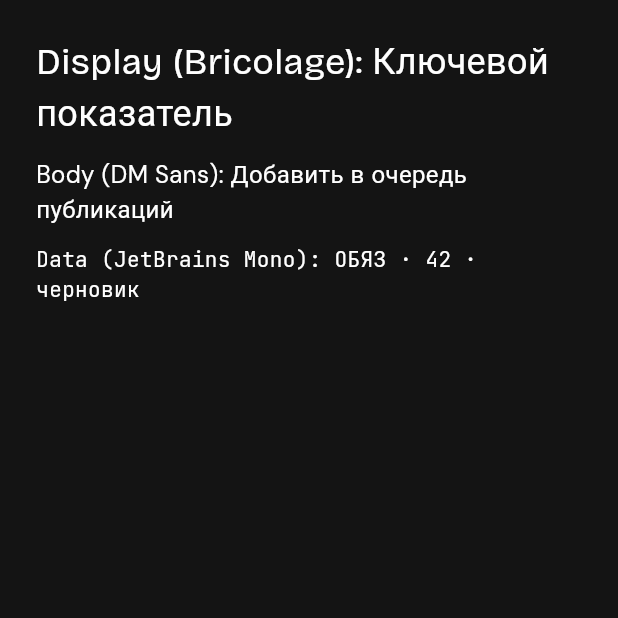
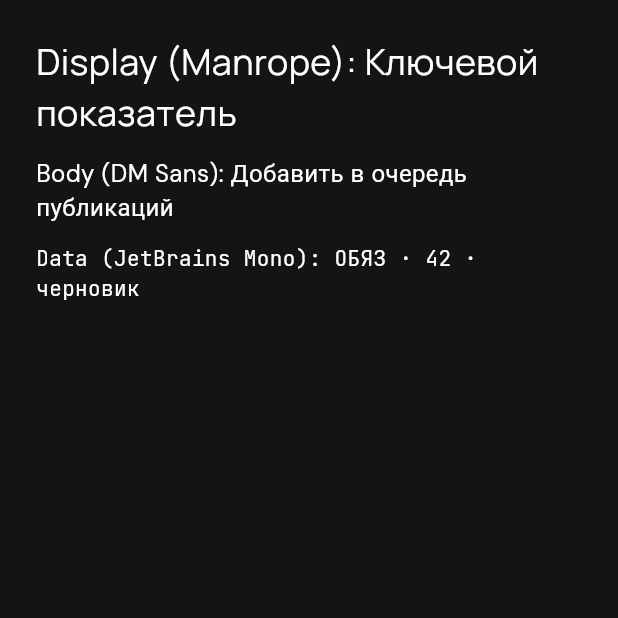
Before and after one commit to Inneren12/Summa-vision-can, a Flutter app: the FontCyrillicTest screen opened directly, on a phone screen of 412 x 824 dp, the top half of it. Run offline on Flutter 3.47's test engine with Material 3 defaults, Android fonts, the phone set to English and light mode, and no system bars; our stand-ins replace csv, dio, file_picker, flutter_dotenv, flutter_riverpod, freezed_annotation and 2 more; missing offline and left inert: dart:html; network calls fail.

Commit message:
Swap display font from Bricolage to Manrope

```diff
--- a/frontend/lib/core/theme/app_theme.dart
+++ b/frontend/lib/core/theme/app_theme.dart
@@ -556,8 +556,10 @@
 
 /// Builds the complete Summa Vision [ThemeData] with design tokens (v3.2 БЛОК 17).
 ///
-/// Uses Google Fonts: Bricolage Grotesque (display), DM Sans (body),
+/// Uses Google Fonts: Manrope (display), DM Sans (body),
 /// JetBrains Mono (data/monospace).
+/// Previously Bricolage Grotesque; swapped because Bricolage lacks Cyrillic glyphs.
+/// See docs/phase-3-slice-0-font-blocker-check.md.
 ThemeData buildSummaTheme({
   DensityMode density = DensityMode.comfortable,
   ChartMode chartMode = ChartMode.editorial,
@@ -578,7 +580,7 @@
   // Typography — exact v3.2 БЛОК 17 values with tabular figures
   const tabularFigures = [FontFeature.tabularFigures()];
 
-  final displayLarge = GoogleFonts.bricolageGrotesque(
+  final displayLarge = GoogleFonts.manrope(
     fontSize: 64,
     fontWeight: FontWeight.w700,
     height: 1.0,
@@ -606,7 +608,7 @@
   final bodyFont = GoogleFonts.dmSansTextTheme(
     ThemeData.dark().textTheme,
   );
-  final displayFont = GoogleFonts.bricolageGrotesqueTextTheme(
+  final displayFont = GoogleFonts.manropeTextTheme(
     ThemeData.dark().textTheme,
   );
   final dataFont = GoogleFonts.jetBrainsMonoTextTheme(
--- a/frontend/lib/dev/font_cyrillic_test.dart
+++ b/frontend/lib/dev/font_cyrillic_test.dart
@@ -14,8 +14,8 @@
           crossAxisAlignment: CrossAxisAlignment.start,
           children: [
             Text(
-              'Display (Bricolage): Ключевой показатель',
-              style: GoogleFonts.bricolageGrotesque(
+              'Display (Manrope): Ключевой показатель',
+              style: GoogleFonts.manrope(
                 fontSize: 24,
                 color: Colors.white,
               ),
```
Also changed, not shown: 1 other file.
